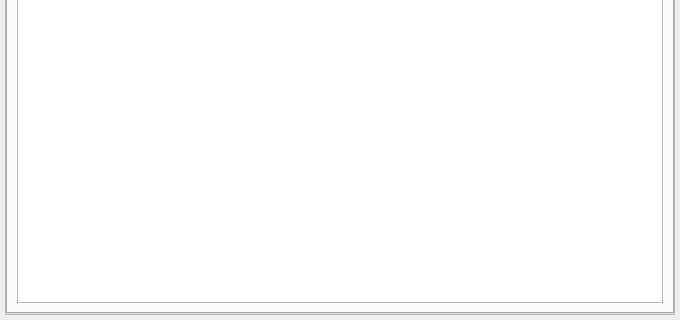
MassGrid/MassGrid, file src/qt/forms/servicedetail.ui: the form before one commit; both pictures show x 0 to 680 and y 201 to 521 of the 680 by 521 pixel window.
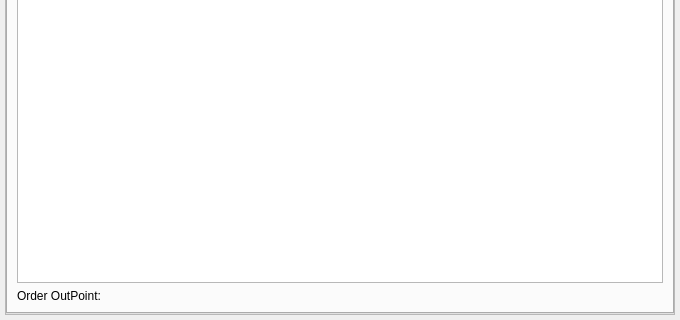
The form after the commit. The open tabs and pages were chosen to show the change.

What changed in the file:
```diff
--- a/src/qt/forms/servicedetail.ui
+++ b/src/qt/forms/servicedetail.ui
@@ -587,6 +587,42 @@
                  </column>
                 </widget>
                </item>
+               <item row="1" column="0">
+                <layout class="QHBoxLayout" name="horizontalLayout_5" stretch="1,10">
+                 <property name="spacing">
+                  <number>5</number>
+                 </property>
+                 <property name="leftMargin">
+                  <number>0</number>
+                 </property>
+                 <property name="topMargin">
+                  <number>0</number>
+                 </property>
+                 <property name="rightMargin">
+                  <number>0</number>
+                 </property>
+                 <property name="bottomMargin">
+                  <number>0</number>
+                 </property>
+                 <item>
+                  <widget class="QLabel" name="label_9">
+                   <property name="text">
+                    <string>Order OutPoint:</string>
+                   </property>
+                  </widget>
+                 </item>
+                 <item>
+                  <widget class="QLabel" name="label_orderOutpoint">
+                   <property name="text">
+                    <string/>
+                   </property>
+                   <property name="textInteractionFlags">
+                    <set>Qt::LinksAccessibleByMouse|Qt::TextSelectableByMouse</set>
+                   </property>
+                  </widget>
+                 </item>
+                </layout>
+               </item>
               </layout>
              </widget>
             </widget>
```
Left out of the diff: 4 changed lines with no effect on the pictures.
